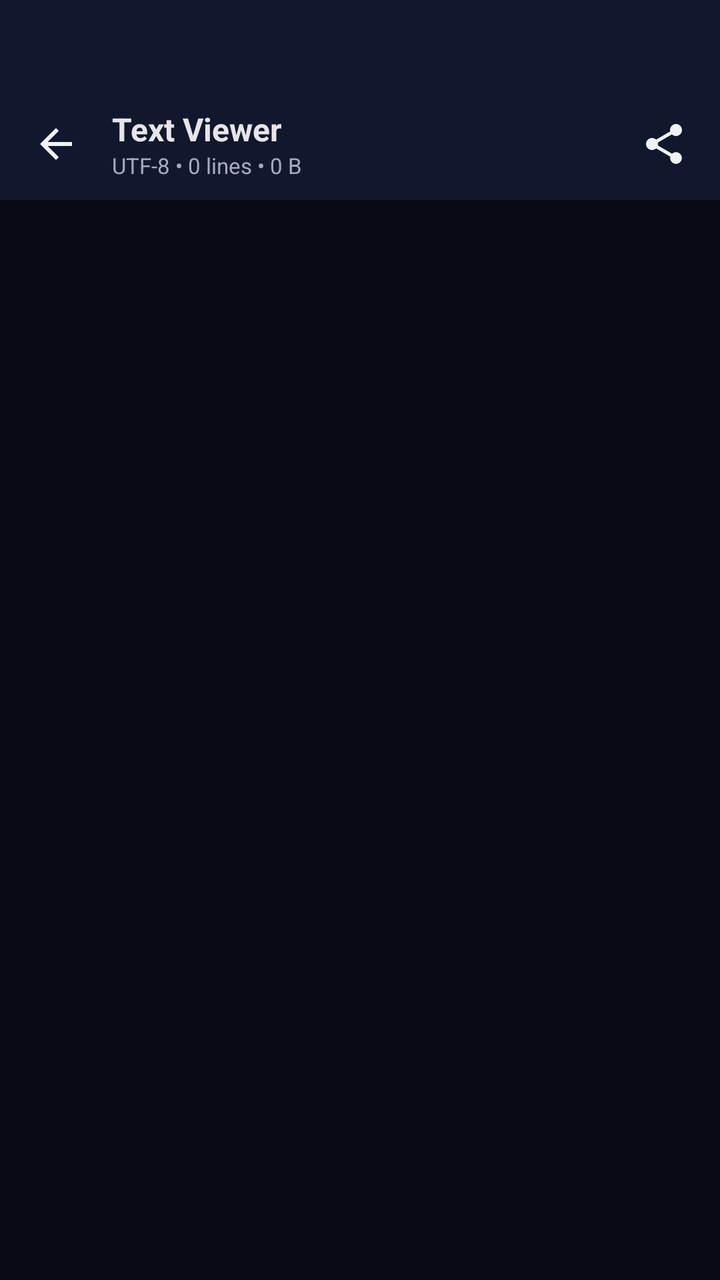
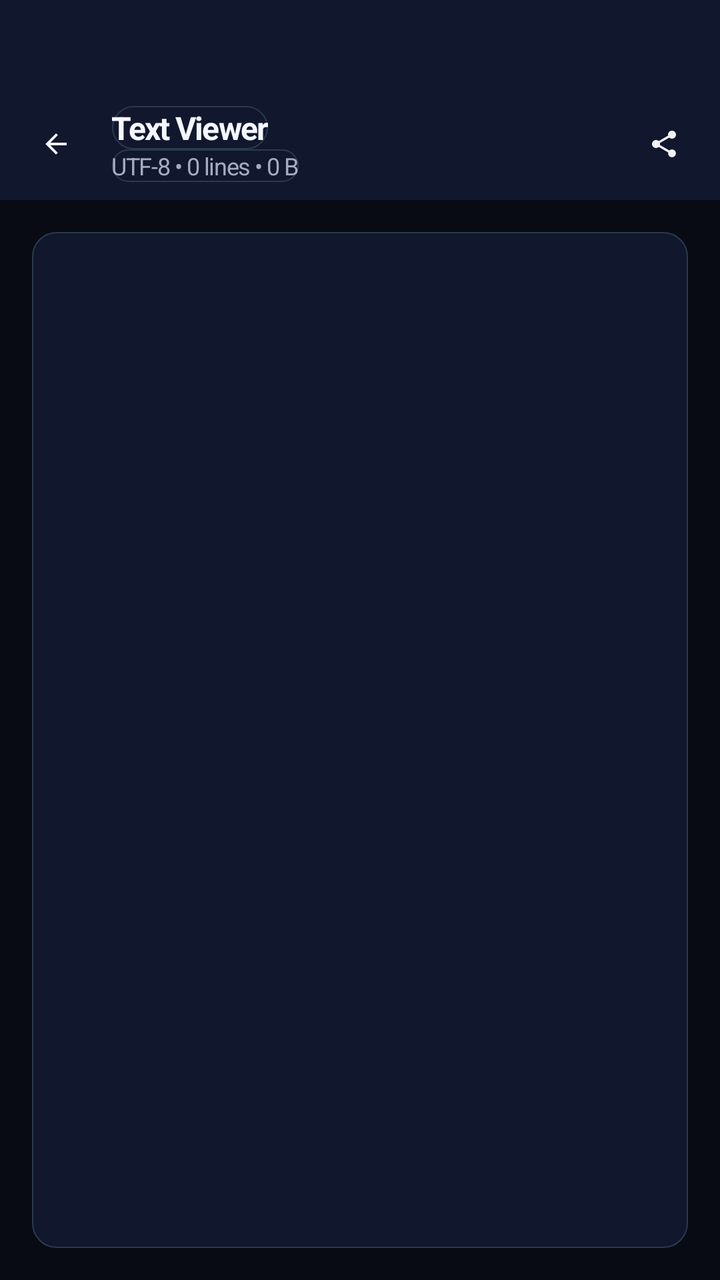

Two renders of the same Android screen: before a commit and after it. Below are the layout's source before the change and the commit's diff.
<!-- AndroidManifest.xml: application theme Theme.ArtrawFiles -->
<!-- res/layout/activity_text_preview.xml -->
<?xml version="1.0" encoding="utf-8"?>
<LinearLayout xmlns:android="http://schemas.android.com/apk/res/android"
    android:layout_width="match_parent"
    android:layout_height="match_parent"
    android:orientation="vertical"
    android:background="@color/aurora_background_deep">

    
    <LinearLayout
        android:id="@+id/headerPreview"
        android:layout_width="match_parent"
        android:layout_height="wrap_content"
        android:orientation="vertical"
        android:background="@color/aurora_background_surface">

        
        <View
            android:id="@+id/statusBarSpacerPreview"
            android:layout_width="match_parent"
            android:layout_height="44dp" />

        <RelativeLayout
            android:layout_width="match_parent"
            android:layout_height="56dp"
            android:paddingStart="8dp"
            android:paddingEnd="8dp">

            <ImageView
                android:id="@+id/btnPreviewBack"
                android:layout_width="40dp"
                android:layout_height="40dp"
                android:layout_alignParentStart="true"
                android:layout_centerVertical="true"
                android:padding="8dp"
                android:background="?android:attr/selectableItemBackgroundBorderless"
                android:src="@drawable/ic_arrow_back"
                android:contentDescription="@string/content_back" />

            <LinearLayout
                android:layout_width="wrap_content"
                android:layout_height="wrap_content"
                android:layout_toEndOf="@id/btnPreviewBack"
                android:layout_toStartOf="@+id/btnPreviewShare"
                android:layout_centerVertical="true"
                android:layout_marginStart="8dp"
                android:orientation="vertical">

                <TextView
                    android:id="@+id/tvPreviewTitle"
                    android:layout_width="wrap_content"
                    android:layout_height="wrap_content"
                    android:singleLine="true"
                    android:ellipsize="middle"
                    android:text="Text Viewer"
                    android:textColor="@color/text_primary_dark"
                    android:textSize="16sp"
                    android:textStyle="bold" />

                <TextView
                    android:id="@+id/tvPreviewMeta"
                    android:layout_width="wrap_content"
                    android:layout_height="wrap_content"
                    android:text="UTF-8 • 0 lines • 0 B"
                    android:textColor="@color/aurora_text_secondary"
                    android:textSize="11sp" />
            </LinearLayout>

            <ImageView
                android:id="@+id/btnPreviewShare"
                android:layout_width="40dp"
                android:layout_height="40dp"
                android:layout_alignParentEnd="true"
                android:layout_centerVertical="true"
                android:padding="8dp"
                android:background="?android:attr/selectableItemBackgroundBorderless"
                android:src="@drawable/ic_share"
                android:contentDescription="@string/content_share" />
        </RelativeLayout>
    </LinearLayout>

    <ScrollView
        android:id="@+id/scrollPreviewContent"
        android:layout_width="match_parent"
        android:layout_height="match_parent"
        android:padding="16dp"
        android:clipToPadding="false"
        android:fillViewport="true">

        <TextView
            android:id="@+id/tvTextContent"
            android:layout_width="match_parent"
            android:layout_height="wrap_content"
            android:fontFamily="monospace"
            android:textColor="@color/text_primary_dark"
            android:textSize="13sp"
            android:textIsSelectable="true"
            android:lineSpacingExtra="4dp" />
    </ScrollView>
</LinearLayout>
<!-- resources referenced by this layout -->
<resources>
  <color name="aurora_background_deep">#080B14</color>
  <color name="aurora_background_surface">#11172D</color>
  <color name="aurora_text_secondary">#A3ACC0</color>
  <color name="text_primary_dark">#E7E5EA</color>
  <!-- drawable ic_arrow_back (drawable) -->
  <vector xmlns:android="http://schemas.android.com/apk/res/android"
      android:width="24dp"
      android:height="24dp"
      android:viewportWidth="24"
      android:viewportHeight="24">
      <path
          android:fillColor="#F0F2F5"
          android:pathData="M20,11H7.83l5.59,-5.59L12,4l-8,8 8,8 1.41,-1.41L7.83,13H20v-2z"/>
  </vector>
  <!-- drawable ic_share (drawable) -->
  <vector xmlns:android="http://schemas.android.com/apk/res/android"
      android:width="24dp"
      android:height="24dp"
      android:viewportWidth="24"
      android:viewportHeight="24">
      <path
          android:fillColor="#F0F2F5"
          android:pathData="M18,16.08c-0.76,0 -1.44,0.3 -1.96,0.77L8.91,12.7c0.05,-0.23 0.09,-0.46 0.09,-0.7s-0.04,-0.47 -0.09,-0.7l7.05,-4.11c0.54,0.5 1.25,0.81 2.04,0.81 1.66,0 3,-1.34 3,-3s-1.34,-3 -3,-3 -3,1.34 -3,3c0,0.24 0.04,0.47 0.09,0.7L8.04,9.81C7.5,9.31 6.79,9 6,9c-1.66,0 -3,1.34 -3,3s1.34,3 3,3c0.79,0 1.5,-0.31 2.04,-0.81l7.12,4.16c-0.05,0.21 -0.08,0.43 -0.08,0.65 0,1.61 1.31,2.92 2.92,2.92s2.92,-1.31 2.92,-2.92c0,-1.61 -1.31,-2.92 -2.92,-2.92z"/>
  </vector>
  <string name="content_back">Back</string>
  <string name="content_share">Share</string>
  <style name="Theme.ArtrawFiles">
          <item name="android:colorPrimary">@color/aurora_primary</item>
          <item name="android:colorPrimaryDark">@color/aurora_primary</item>
          <item name="android:colorAccent">@color/aurora_secondary</item>
          <item name="android:windowBackground">@color/aurora_background_deep</item>
          <item name="android:colorBackground">@color/aurora_background_deep</item>
          <item name="android:windowDrawsSystemBarBackgrounds">true</item>
          <item name="android:statusBarColor">@android:color/transparent</item>
          <item name="android:navigationBarColor">@android:color/transparent</item>
          <item name="android:windowLightStatusBar">false</item>
      </style>
  <color name="aurora_primary">#62D6D0</color>
  <color name="aurora_secondary">#8B5CF6</color>
</resources>

<!-- the commit's change to res/layout/activity_text_preview.xml (unified diff, before → after) -->
@@ -31,7 +31,7 @@
                 android:layout_height="40dp"
                 android:layout_alignParentStart="true"
                 android:layout_centerVertical="true"
-                android:padding="8dp"
+                android:padding="12dp"
                 android:background="?android:attr/selectableItemBackgroundBorderless"
                 android:src="@drawable/ic_arrow_back"
                 android:contentDescription="@string/content_back" />
@@ -52,9 +52,9 @@
                     android:singleLine="true"
                     android:ellipsize="middle"
                     android:text="Text Viewer"
-                    android:textColor="@color/text_primary_dark"
-                    android:textSize="16sp"
-                    android:textStyle="bold" />
+                    android:textStyle="bold"
+                    android:textColor="@color/aurora_text_primary"
+                    style="@style/Widget.ArtrawFiles.Text.Title" />
 
                 <TextView
                     android:id="@+id/tvPreviewMeta"
@@ -62,7 +62,7 @@
                     android:layout_height="wrap_content"
                     android:text="UTF-8 • 0 lines • 0 B"
                     android:textColor="@color/aurora_text_secondary"
-                    android:textSize="11sp" />
+                    style="@style/Widget.ArtrawFiles.Text.Caption" />
             </LinearLayout>
 
             <ImageView
@@ -71,7 +71,7 @@
                 android:layout_height="40dp"
                 android:layout_alignParentEnd="true"
                 android:layout_centerVertical="true"
-                android:padding="8dp"
+                android:padding="12dp"
                 android:background="?android:attr/selectableItemBackgroundBorderless"
                 android:src="@drawable/ic_share"
                 android:contentDescription="@string/content_share" />
@@ -91,8 +91,8 @@
             android:layout_width="match_parent"
             android:layout_height="wrap_content"
             android:fontFamily="monospace"
-            android:textColor="@color/text_primary_dark"
-            android:textSize="13sp"
+            android:textColor="@color/aurora_text_primary"
+            style="@style/Widget.ArtrawFiles.Text.Body"
             android:textIsSelectable="true"
             android:lineSpacingExtra="4dp" />
     </ScrollView>
<!-- resource entries referenced after the edit -->
@@ -2,8 +2,8 @@
 <resources>
   <color name="aurora_background_deep">#080B14</color>
   <color name="aurora_background_surface">#11172D</color>
+  <color name="aurora_text_primary">#F5F7FF</color>
   <color name="aurora_text_secondary">#A3ACC0</color>
-  <color name="text_primary_dark">#E7E5EA</color>
   <!-- drawable ic_arrow_back (drawable) -->
   <vector xmlns:android="http://schemas.android.com/apk/res/android"
       android:width="24dp"
@@ -26,6 +26,23 @@
   </vector>
   <string name="content_back">Back</string>
   <string name="content_share">Share</string>
+  <style name="Widget.ArtrawFiles.Text.Body" parent="Widget.ArtrawFiles.Text.Display">
+          <item name="android:textSize">14sp</item>
+          <item name="android:textStyle">normal</item>
+          <item name="android:lineHeight">21sp</item>
+          <item name="android:lineSpacingExtra">4sp</item>
+      </style>
+  <style name="Widget.ArtrawFiles.Text.Caption" parent="Widget.ArtrawFiles.Text.Display">
+          <item name="android:textColor">@color/aurora_text_secondary</item>
+          <item name="android:textSize">12sp</item>
+          <item name="android:textStyle">normal</item>
+          <item name="android:lineHeight">18sp</item>
+      </style>
+  <style name="Widget.ArtrawFiles.Text.Title" parent="Widget.ArtrawFiles.Text.Display">
+          <item name="android:textSize">16sp</item>
+          <item name="android:textStyle">bold</item>
+          <item name="android:lineHeight">24sp</item>
+      </style>
   <style name="Theme.ArtrawFiles">
           <item name="android:colorPrimary">@color/aurora_primary</item>
           <item name="android:colorPrimaryDark">@color/aurora_primary</item>
@@ -37,7 +54,20 @@
           <item name="android:navigationBarColor">@android:color/transparent</item>
           <item name="android:windowLightStatusBar">false</item>
       </style>
+  <style name="Widget.ArtrawFiles.Text.Display" parent="Widget.ArtrawFiles.Text">
+          <item name="android:textSize">24sp</item>
+          <item name="android:textStyle">bold</item>
+          <item name="android:lineHeight">32sp</item>
+          <item name="android:letterSpacing">-0.04</item>
+      </style>
   <color name="aurora_primary">#62D6D0</color>
   <color name="aurora_secondary">#8B5CF6</color>
+  <style name="Widget.ArtrawFiles.Text">
+          <item name="android:textColor">@color/aurora_text_primary</item>
+          <item name="android:textSize">14sp</item>
+          <item name="android:textStyle">normal</item>
+          <item name="android:fontFamily">sans-serif</item>
+          <item name="android:lineHeight">21sp</item>
+      </style>
 </resources>
 
